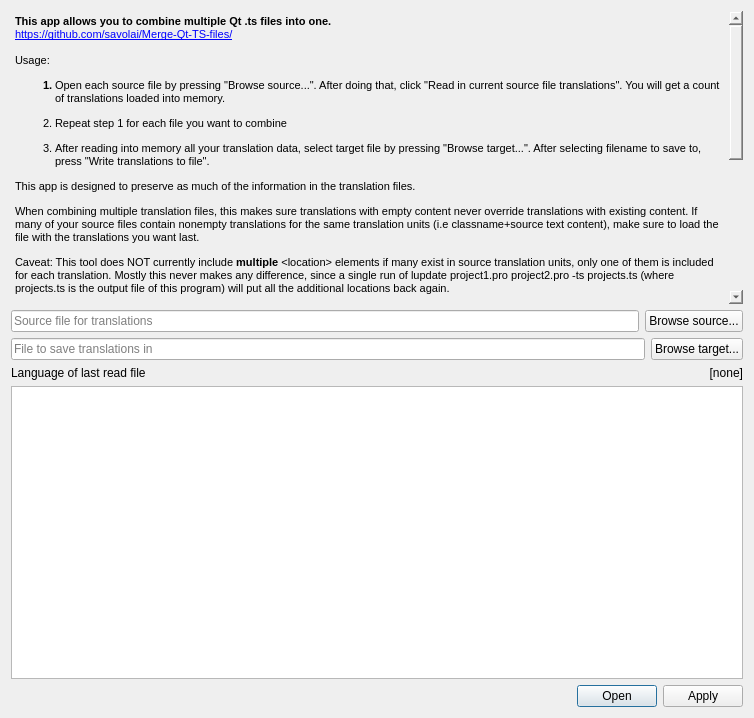
Old version of the form combinetranslationfiles.ui in the repository savolai/Merge-Qt-TS-files.
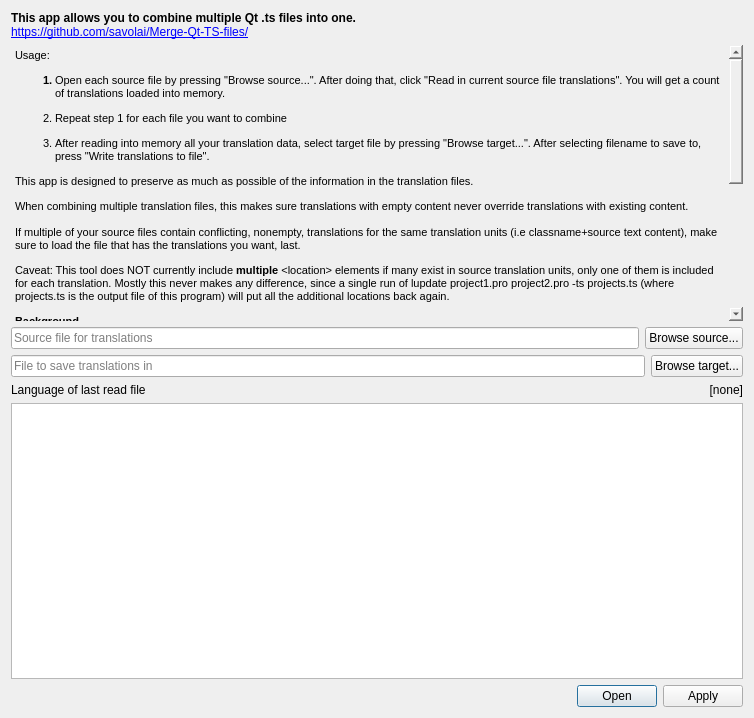
New version of the form.

Commit message: copy, separate label for title

What changed in the file:
```diff
--- a/combinetranslationfiles.ui
+++ b/combinetranslationfiles.ui
@@ -15,6 +15,13 @@
   </property>
   <widget class="QWidget" name="centralWidget">
    <layout class="QVBoxLayout" name="verticalLayout">
+    <item>
+     <widget class="QLabel" name="label_2">
+      <property name="text">
+       <string>&lt;html&gt;&lt;head/&gt;&lt;body&gt;&lt;p&gt;&lt;span style=&quot; font-weight:600;&quot;&gt;This app allows you to combine multiple Qt .ts files into one.&lt;br/&gt;&lt;/span&gt;&lt;a href=&quot;https://github.com/savolai/Merge-Qt-TS-files/&quot;&gt;&lt;span style=&quot; text-decoration: underline; color:#0000ff;&quot;&gt;https://github.com/savolai/Merge-Qt-TS-files/&lt;/span&gt;&lt;/a&gt;&lt;/p&gt;&lt;/body&gt;&lt;/html&gt;</string>
+      </property>
+     </widget>
+    </item>
     <item>
      <widget class="QTextBrowser" name="textBrowser_2">
       <property name="styleSheet">
@@ -31,15 +38,14 @@
 &lt;html&gt;&lt;head&gt;&lt;meta name=&quot;qrichtext&quot; content=&quot;1&quot; /&gt;&lt;style type=&quot;text/css&quot;&gt;
 p, li { white-space: pre-wrap; }
 &lt;/style&gt;&lt;/head&gt;&lt;body style=&quot; font-family:'MS Shell Dlg 2'; font-size:8pt; font-weight:400; font-style:normal;&quot;&gt;
-&lt;p style=&quot; margin-top:0px; margin-bottom:0px; margin-left:0px; margin-right:0px; -qt-block-indent:0; text-indent:0px;&quot;&gt;&lt;span style=&quot; font-weight:600;&quot;&gt;This app allows you to combine multiple Qt .ts files into one.&lt;/span&gt;&lt;/p&gt;
-&lt;p style=&quot; margin-top:0px; margin-bottom:0px; margin-left:0px; margin-right:0px; -qt-block-indent:0; text-indent:0px;&quot;&gt;&lt;a href=&quot;https://github.com/savolai/Merge-Qt-TS-files/&quot;&gt;&lt;span style=&quot; text-decoration: underline; color:#0000ff;&quot;&gt;https://github.com/savolai/Merge-Qt-TS-files/&lt;/span&gt;&lt;/a&gt;&lt;/p&gt;
-&lt;p style=&quot;-qt-paragraph-type:empty; margin-top:0px; margin-bottom:0px; margin-left:0px; margin-right:0px; -qt-block-indent:0; text-indent:0px; text-decoration: underline; color:#0000ff;&quot;&gt;&lt;br /&gt;&lt;/p&gt;
 &lt;p style=&quot; margin-top:0px; margin-bottom:0px; margin-left:0px; margin-right:0px; -qt-block-indent:0; text-indent:0px;&quot;&gt;Usage:&lt;span style=&quot; font-weight:600;&quot;&gt; &lt;/span&gt;&lt;/p&gt;
 &lt;ol style=&quot;margin-top: 0px; margin-bottom: 0px; margin-left: 0px; margin-right: 0px; -qt-list-indent: 1;&quot;&gt;&lt;li style=&quot; font-weight:600;&quot; style=&quot; margin-top:12px; margin-bottom:0px; margin-left:0px; margin-right:0px; -qt-block-indent:0; text-indent:0px;&quot;&gt;&lt;span style=&quot; font-weight:400;&quot;&gt;Open each source file by pressing &amp;quot;Browse source...&amp;quot;. After doing that, click &amp;quot;Read in current source file translations&amp;quot;. You will get a count of translations loaded into memory.&lt;/span&gt;&lt;/li&gt;
 &lt;li style=&quot; margin-top:12px; margin-bottom:0px; margin-left:0px; margin-right:0px; -qt-block-indent:0; text-indent:0px;&quot;&gt;Repeat step 1 for each file you want to combine&lt;/li&gt;
 &lt;li style=&quot; margin-top:12px; margin-bottom:0px; margin-left:0px; margin-right:0px; -qt-block-indent:0; text-indent:0px;&quot;&gt;After reading into memory all your translation data, select target file by pressing &amp;quot;Browse target...&amp;quot;. After selecting filename to save to, press &amp;quot;Write translations to file&amp;quot;. &lt;/li&gt;&lt;/ol&gt;
-&lt;p style=&quot; margin-top:12px; margin-bottom:0px; margin-left:0px; margin-right:0px; -qt-block-indent:0; text-indent:0px;&quot;&gt;This app is designed to preserve as much of the information in the translation files. &lt;/p&gt;
-&lt;p style=&quot; margin-top:12px; margin-bottom:0px; margin-left:0px; margin-right:0px; -qt-block-indent:0; text-indent:0px;&quot;&gt;When combining multiple translation files, this makes sure translations with empty content never override translations with existing content. If many of your source files contain nonempty translations for the same translation units (i.e classname+source text content), make sure to load the file with the translations you want last.&lt;/p&gt;
+&lt;p style=&quot; margin-top:12px; margin-bottom:0px; margin-left:0px; margin-right:0px; -qt-block-indent:0; text-indent:0px;&quot;&gt;This app is designed to preserve as much as possible of the information in the translation files. &lt;/p&gt;
+&lt;p style=&quot; margin-top:12px; margin-bottom:0px; margin-left:0px; margin-right:0px; -qt-block-indent:0; text-indent:0px;&quot;&gt;When combining multiple translation files, this makes sure translations with empty content never override translations with existing content.&lt;/p&gt;
+&lt;p style=&quot;-qt-paragraph-type:empty; margin-top:0px; margin-bottom:0px; margin-left:0px; margin-right:0px; -qt-block-indent:0; text-indent:0px;&quot;&gt;&lt;br /&gt;&lt;/p&gt;
+&lt;p style=&quot; margin-top:0px; margin-bottom:0px; margin-left:0px; margin-right:0px; -qt-block-indent:0; text-indent:0px;&quot;&gt;If multiple of your source files contain conflicting, nonempty, translations for the same translation units (i.e classname+source text content), make sure to load the file that has the translations you want, last.&lt;/p&gt;
 &lt;p style=&quot; margin-top:12px; margin-bottom:0px; margin-left:0px; margin-right:0px; -qt-block-indent:0; text-indent:0px;&quot;&gt;Caveat: This tool does NOT currently include &lt;span style=&quot; font-weight:600;&quot;&gt;multiple&lt;/span&gt; &amp;lt;location&amp;gt; elements if many exist in source translation units, only one of them is included for each translation. Mostly this never makes any difference, since a single run of lupdate project1.pro project2.pro -ts projects.ts (where projects.ts is the output file of this program) will put all the additional locations back again. &lt;/p&gt;
 &lt;p style=&quot; margin-top:12px; margin-bottom:0px; margin-left:0px; margin-right:0px; -qt-block-indent:0; text-indent:0px;&quot;&gt;&lt;span style=&quot; font-weight:600;&quot;&gt;Background&lt;/span&gt;&lt;/p&gt;
 &lt;p style=&quot; margin-top:0px; margin-bottom:0px; margin-left:0px; margin-right:0px; -qt-block-indent:0; text-indent:0px;&quot;&gt;This is useful when you have multiple applications&lt;/p&gt;
```
